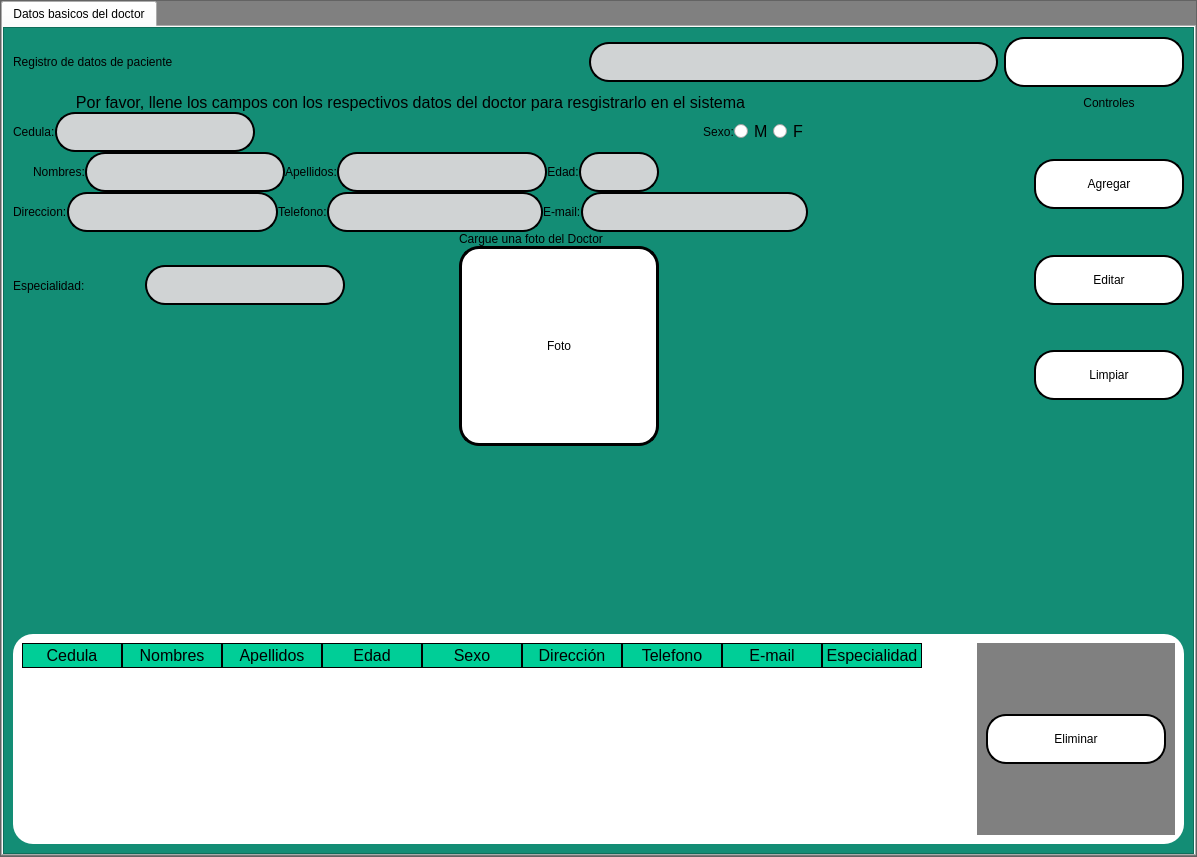
Above: interfaces/dogtores.ui from Reinaldito04/App-Consultas-y-Historias-Medicas before the change. Below: the same form after it.
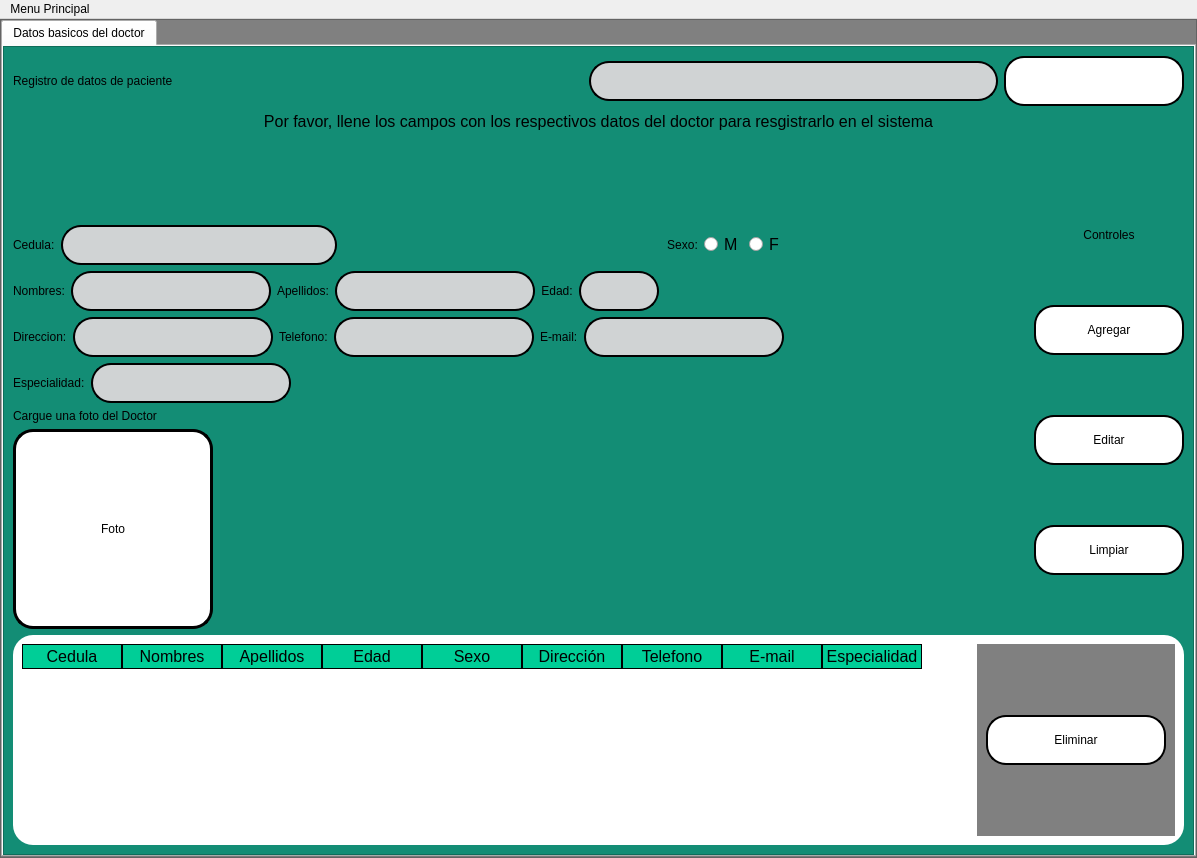
That is the form after the change. Icons and pictures are not drawn.

Commit message: logica de dogtores, falta lo siguiente: funcion pa agg foto crear tabla de doctores en la bdd

What changed in the file:
```diff
--- a/interfaces/dogtores.ui
+++ b/interfaces/dogtores.ui
@@ -7,7 +7,7 @@
     <x>0</x>
     <y>0</y>
     <width>1197</width>
-    <height>857</height>
+    <height>858</height>
    </rect>
   </property>
   <property name="windowTitle">
@@ -126,7 +126,7 @@
              <property name="frameShadow">
               <enum>QFrame::Raised</enum>
              </property>
-             <layout class="QVBoxLayout" name="verticalLayout_13">
+             <layout class="QVBoxLayout" name="verticalLayout_10">
               <item>
                <layout class="QHBoxLayout" name="horizontalLayout">
                 <item>
@@ -194,13 +194,6 @@
                </layout>
               </item>
               <item>
-               <layout class="QHBoxLayout" name="horizontalLayout_17">
-                <property name="spacing">
-                 <number>0</number>
-                </property>
-                <item>
-                 <layout class="QVBoxLayout" name="verticalLayout_10">
-                  <item>
                    <widget class="QLabel" name="label_2">
                     <property name="font">
                      <font>
@@ -220,11 +213,26 @@
                    </widget>
                   </item>
                   <item>
+               <spacer name="verticalSpacer">
+                <property name="orientation">
+                 <enum>Qt::Vertical</enum>
+                </property>
+                <property name="sizeHint" stdset="0">
+                 <size>
+                  <width>20</width>
+                  <height>40</height>
+                 </size>
+                </property>
+               </spacer>
+              </item>
+              <item>
+               <layout class="QHBoxLayout" name="horizontalLayout_17">
+                <item>
                    <layout class="QVBoxLayout" name="verticalLayout_9">
                     <item>
                      <layout class="QHBoxLayout" name="horizontalLayout_15">
                       <item>
-                       <layout class="QHBoxLayout" name="horizontalLayout_18">
+                     <layout class="QHBoxLayout" name="horizontalLayout_14">
                         <item>
                          <widget class="QLabel" name="lbl_cedul">
                           <property name="text">
@@ -245,13 +253,13 @@
                        </layout>
                       </item>
                       <item>
-                       <spacer name="horizontalSpacer_3">
+                     <spacer name="horizontalSpacer_4">
                         <property name="orientation">
                          <enum>Qt::Horizontal</enum>
                         </property>
                         <property name="sizeHint" stdset="0">
                          <size>
-                          <width>448</width>
+                        <width>40</width>
                           <height>20</height>
                          </size>
                         </property>
@@ -312,19 +320,6 @@
                        <layout class="QHBoxLayout" name="horizontalLayout_4">
                         <item>
                          <layout class="QHBoxLayout" name="horizontalLayout_10">
-                          <item>
-                           <spacer name="verticalSpacer_2">
-                            <property name="orientation">
-                             <enum>Qt::Vertical</enum>
-                            </property>
-                            <property name="sizeHint" stdset="0">
-                             <size>
-                              <width>20</width>
-                              <height>40</height>
-                             </size>
-                            </property>
-                           </spacer>
-                          </item>
                           <item>
                            <widget class="QLabel" name="lbl_name">
                             <property name="minimumSize">
@@ -493,46 +488,18 @@
                        </layout>
                       </item>
                       <item>
-                       <layout class="QHBoxLayout" name="horizontalLayout_14">
-                        <item>
-                         <layout class="QHBoxLayout" name="horizontalLayout_11">
-                          <item>
-                           <layout class="QVBoxLayout" name="verticalLayout_5">
-                            <item>
                              <layout class="QHBoxLayout" name="horizontalLayout_13">
                               <item>
+                       <layout class="QVBoxLayout" name="verticalLayout_5">
+                        <item>
+                         <layout class="QHBoxLayout" name="horizontalLayout_11">
+                          <item>
                                <widget class="QLabel" name="lbl_espec">
                                 <property name="text">
                                  <string>Especialidad:</string>
                                 </property>
                                </widget>
                               </item>
-                              <item>
-                               <spacer name="verticalSpacer_4">
-                                <property name="orientation">
-                                 <enum>Qt::Vertical</enum>
-                                </property>
-                                <property name="sizeHint" stdset="0">
-                                 <size>
-                                  <width>20</width>
-                                  <height>40</height>
-                                 </size>
-                                </property>
-                               </spacer>
-                              </item>
-                              <item>
-                               <spacer name="horizontalSpacer_8">
-                                <property name="orientation">
-                                 <enum>Qt::Horizontal</enum>
-                                </property>
-                                <property name="sizeHint" stdset="0">
-                                 <size>
-                                  <width>40</width>
-                                  <height>20</height>
-                                 </size>
-                                </property>
-                               </spacer>
-                              </item>
                               <item>
                                <widget class="QLineEdit" name="in_espec">
                                 <property name="minimumSize">
@@ -544,7 +511,7 @@
                                </widget>
                               </item>
                               <item>
-                               <spacer name="horizontalSpacer_7">
+                           <spacer name="horizontalSpacer_2">
                                 <property name="orientation">
                                  <enum>Qt::Horizontal</enum>
                                 </property>
@@ -557,34 +524,6 @@
                                </spacer>
                               </item>
                              </layout>
-                            </item>
-                            <item>
-                             <spacer name="verticalSpacer">
-                              <property name="orientation">
-                               <enum>Qt::Vertical</enum>
-                              </property>
-                              <property name="sizeHint" stdset="0">
-                               <size>
-                                <width>20</width>
-                                <height>40</height>
-                               </size>
-                              </property>
-                             </spacer>
-                            </item>
-                           </layout>
-                          </item>
-                          <item>
-                           <spacer name="horizontalSpacer_4">
-                            <property name="orientation">
-                             <enum>Qt::Horizontal</enum>
-                            </property>
-                            <property name="sizeHint" stdset="0">
-                             <size>
-                              <width>40</width>
-                              <height>20</height>
-                             </size>
-                            </property>
-                           </spacer>
                           </item>
                           <item>
                            <layout class="QVBoxLayout" name="verticalLayout_4">
@@ -626,21 +565,10 @@
                             </item>
                            </layout>
                           </item>
-                          <item>
-                           <spacer name="horizontalSpacer_9">
-                            <property name="orientation">
-                             <enum>Qt::Horizontal</enum>
-                            </property>
-                            <property name="sizeHint" stdset="0">
-                             <size>
-                              <width>40</width>
-                              <height>20</height>
-                             </size>
-                            </property>
-                           </spacer>
+                       </layout>
                           </item>
                           <item>
-                           <spacer name="horizontalSpacer_2">
+                       <spacer name="horizontalSpacer_3">
                             <property name="orientation">
                              <enum>Qt::Horizontal</enum>
                             </property>
@@ -651,10 +579,6 @@
                              </size>
                             </property>
                            </spacer>
-                          </item>
-                         </layout>
-                        </item>
-                       </layout>
                       </item>
                      </layout>
                     </item>
@@ -824,19 +748,6 @@
                 </item>
                </layout>
               </item>
-              <item>
-               <spacer name="verticalSpacer_7">
-                <property name="orientation">
-                 <enum>Qt::Vertical</enum>
-                </property>
-                <property name="sizeHint" stdset="0">
-                 <size>
-                  <width>20</width>
-                  <height>40</height>
-                 </size>
-                </property>
-               </spacer>
-              </item>
               <item>
                <widget class="QFrame" name="frame_3">
                 <property name="styleSheet">
@@ -1020,7 +931,19 @@
      <height>21</height>
     </rect>
    </property>
-  </widget>
+   <widget class="QMenu" name="menuMenu_Principal">
+    <property name="title">
+     <string>Menu Principal</string>
+    </property>
+    <addaction name="actionSalir"/>
+   </widget>
+   <addaction name="menuMenu_Principal"/>
+  </widget>
+  <action name="actionSalir">
+   <property name="text">
+    <string>Salir</string>
+   </property>
+  </action>
  </widget>
  <resources/>
  <connections/>
```
Lines whose indentation alone changed are shown as unchanged. The commit also changes 2 other files.
